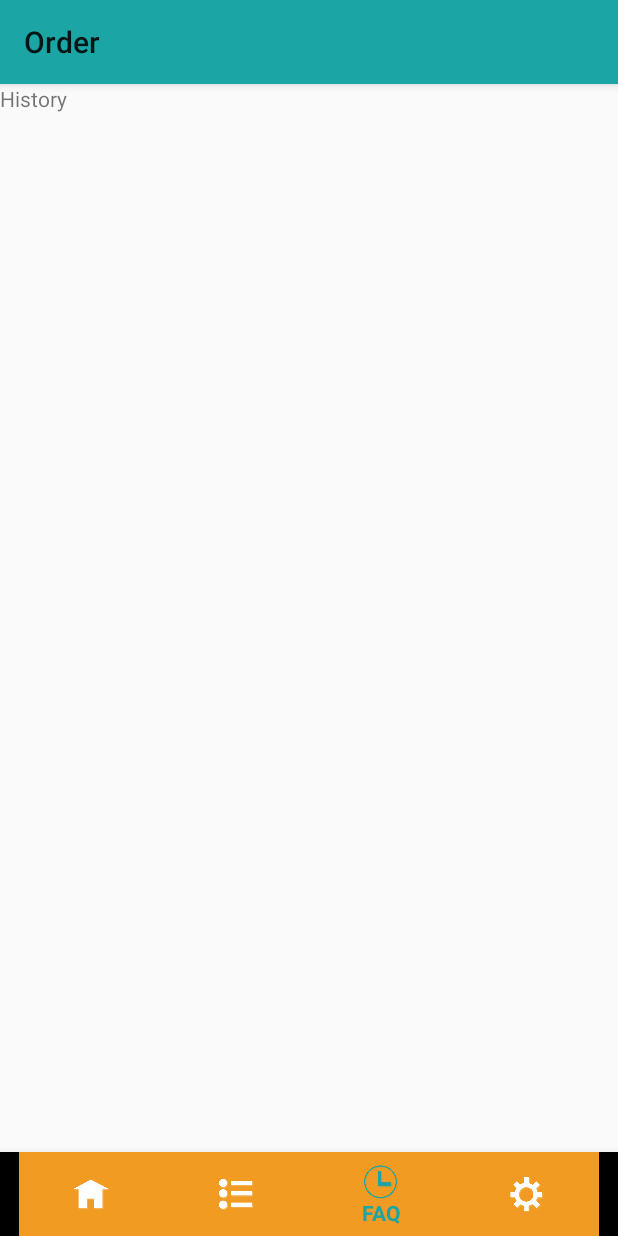
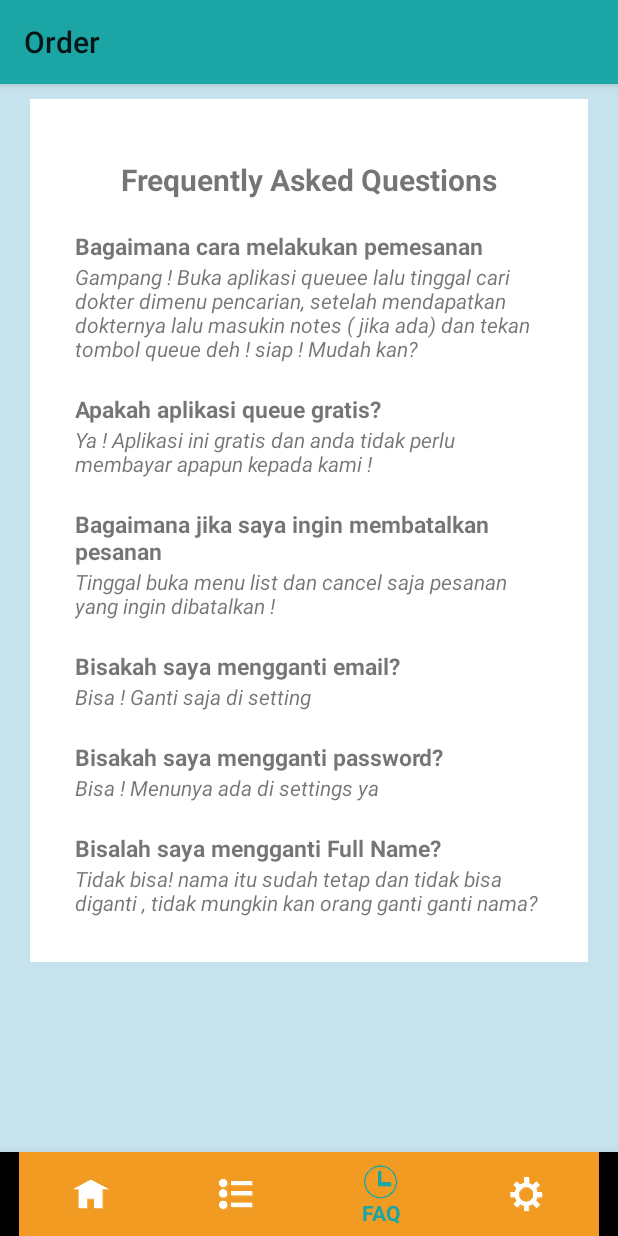
Before and after one commit to leoky/queueeu, an Android app: the fragment HistoryFrag placed in its activity, item 3 of the bottom bar chosen, on a phone screen of 412 x 824 dp. Run offline under Robolectric (Android 15) with nearby library versions, the phone set to English and light mode, and no system bars.

Commit message:
Baru FAQ

```diff
--- a/app/src/main/res/layout/fragment_history.xml
+++ b/app/src/main/res/layout/fragment_history.xml
@@ -1,14 +1,115 @@
 <?xml version="1.0" encoding="utf-8"?>
-<FrameLayout xmlns:android="http://schemas.android.com/apk/res/android"
+<LinearLayout xmlns:android="http://schemas.android.com/apk/res/android"
     xmlns:tools="http://schemas.android.com/tools"
     android:layout_width="match_parent"
     android:layout_height="match_parent"
+    android:orientation="vertical"
+    android:background="#c6e2ed"
     tools:context=".Fragment.HistoryFrag">
 
-    <!-- TODO: Update blank fragment layout -->
-    <TextView
+    <ScrollView
         android:layout_width="match_parent"
-        android:layout_height="match_parent"
-        android:text="History" />
+        android:layout_height="wrap_content"
+        android:layout_marginTop="10dp"
+        android:layout_marginLeft="20dp"
+        android:layout_marginRight="20dp"
+        android:padding="30dp"
+        android:background="@android:color/white">
 
-</FrameLayout>
+        <LinearLayout
+            android:layout_width="match_parent"
+            android:layout_height="match_parent"
+            android:orientation="vertical">
+
+            <TextView
+                android:layout_width="match_parent"
+                android:layout_height="wrap_content"
+                android:textAlignment="center"
+                android:textStyle="bold"
+                android:textSize="20sp"
+                android:layout_marginTop="10dp"
+                android:text="Frequently Asked Questions"/>
+
+            <TextView
+                android:layout_width="match_parent"
+                android:layout_height="wrap_content"
+                android:textStyle="bold"
+                android:textSize="15sp"
+                android:layout_marginTop="20dp"
+                android:text="Bagaimana cara melakukan pemesanan"/>
+            <TextView
+                android:layout_width="match_parent"
+                android:layout_height="wrap_content"
+                android:textStyle="italic"
+                android:text="Gampang ! Buka aplikasi queuee lalu tinggal cari dokter dimenu pencarian, setelah mendapatkan dokternya lalu masukin notes ( jika ada) dan tekan tombol queue deh ! siap ! Mudah kan?"/>
+
+            <TextView
+                android:layout_width="match_parent"
+                android:layout_height="wrap_content"
+                android:textStyle="bold"
+                android:textSize="15sp"
+                android:layout_marginTop="20dp"
+                android:text="Apakah aplikasi queue gratis?"/>
+            <TextView
+                android:layout_width="match_parent"
+                android:layout_height="wrap_content"
+                android:textStyle="italic"
+                android:text="Ya ! Aplikasi ini gratis dan anda tidak perlu membayar apapun kepada kami !"/>
+
+            <TextView
+                android:layout_width="match_parent"
+                android:layout_height="wrap_content"
+                android:textStyle="bold"
+                android:textSize="15sp"
+                android:layout_marginTop="20dp"
+                android:text="Bagaimana jika saya ingin membatalkan pesanan"/>
+            <TextView
+                android:layout_width="match_parent"
+                android:layout_height="wrap_content"
+                android:textStyle="italic"
+                android:text="Tinggal buka menu list dan cancel saja pesanan yang ingin dibatalkan !"/>
+
+            <TextView
+                android:layout_width="match_parent"
+                android:layout_height="wrap_content"
+                android:textStyle="bold"
+                android:textSize="15sp"
+                android:layout_marginTop="20dp"
+                android:text="Bisakah saya mengganti email?"/>
+            <TextView
+                android:layout_width="match_parent"
+                android:layout_height="wrap_content"
+                android:textStyle="italic"
+                android:text="Bisa ! Ganti saja di setting"/>
+
+            <TextView
+                android:layout_width="match_parent"
+                android:layout_height="wrap_content"
+                android:textStyle="bold"
+                android:textSize="15sp"
+                android:layout_marginTop="20dp"
+                android:text="Bisakah saya mengganti password?"/>
+            <TextView
+                android:layout_width="match_parent"
+                android:layout_height="wrap_content"
+                android:textStyle="italic"
+                android:text="Bisa ! Menunya ada di settings ya"/>
+
+            <TextView
+                android:layout_width="match_parent"
+                android:layout_height="wrap_content"
+                android:textStyle="bold"
+                android:textSize="15sp"
+                android:layout_marginTop="20dp"
+                android:text="Bisalah saya mengganti Full Name?"/>
+            <TextView
+                android:layout_width="match_parent"
+                android:layout_height="wrap_content"
+                android:textStyle="italic"
+                android:text="Tidak bisa! nama itu sudah tetap dan tidak bisa diganti , tidak mungkin kan orang ganti ganti nama?"/>
+
+        </LinearLayout>
+
+    </ScrollView>
+
+</LinearLayout>
```
